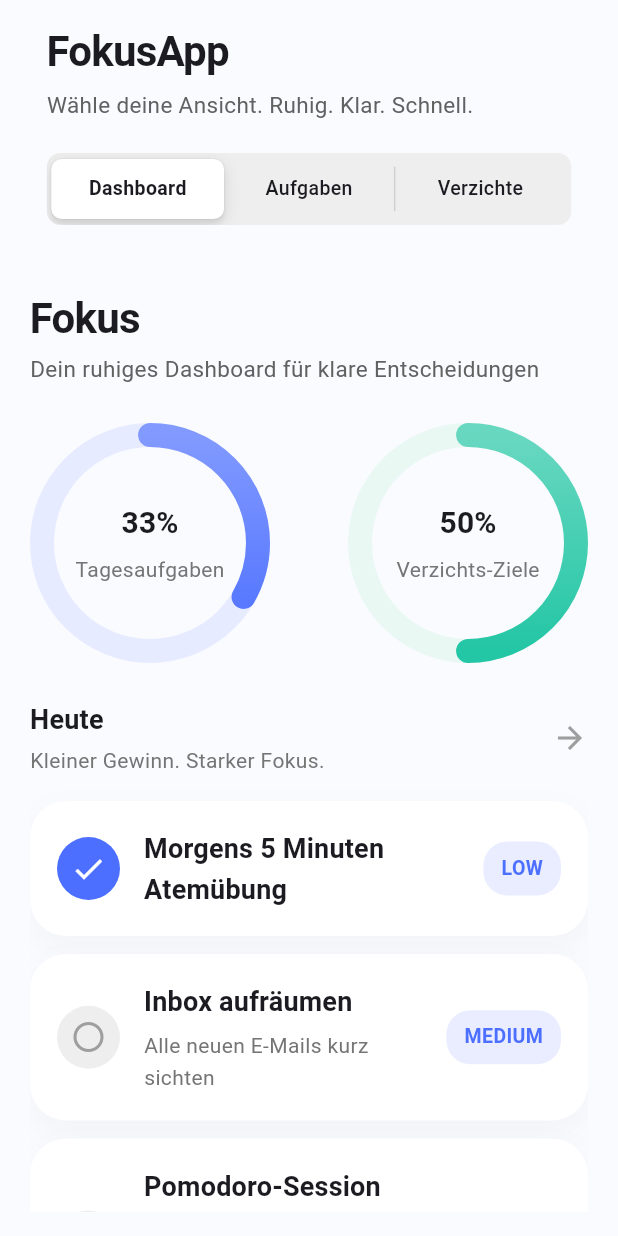
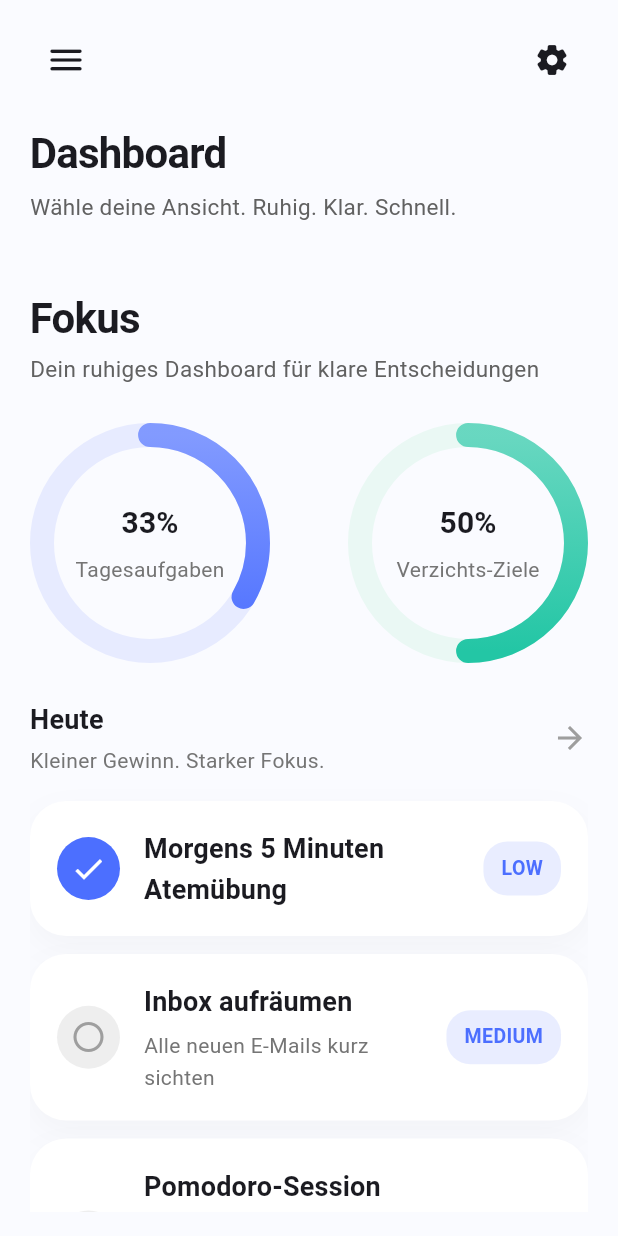
Before and after one commit to philippstrick17/FokusApp-V2, a Flutter app: the screen it shows after launch, on a phone screen of 412 x 824 dp. Run offline on Flutter 3.47's test engine with Material 3 defaults, Android fonts, the phone set to English and light mode, and no system bars.

Commit message:
feat: add setting. add dropdown menu for page switching. add small ui fixes

```diff
--- a/lib/main.dart
+++ b/lib/main.dart
@@ -14,10 +14,24 @@ class FokusApp extends StatelessWidget {
   Widget build(BuildContext context) {
     return ChangeNotifierProvider(
       create: (_) => AppState(),
-      child: MaterialApp(
+      child: Consumer<AppState>(
+        builder: (context, appState, _) {
+          return MaterialApp(
             debugShowCheckedModeBanner: false,
             title: 'FokusApp V2',
-        theme: ThemeData(
+            theme: appState.darkModeEnabled
+                ? ThemeData(
+                    brightness: Brightness.dark,
+                    scaffoldBackgroundColor: const Color(0xFF111827),
+                    primaryColor: const Color(0xFF7C99FF),
+                    colorScheme: ColorScheme.fromSeed(seedColor: const Color(0xFF7C99FF), brightness: Brightness.dark),
+                    textTheme: const TextTheme(
+                      headlineSmall: TextStyle(fontSize: 28, fontWeight: FontWeight.w700, letterSpacing: -0.5),
+                      titleMedium: TextStyle(fontSize: 18, fontWeight: FontWeight.w600),
+                      bodyMedium: TextStyle(fontSize: 15, height: 1.5),
+                    ),
+                  )
+                : ThemeData(
                     brightness: Brightness.light,
                     scaffoldBackgroundColor: const Color(0xFFFAFBFF),
                     primaryColor: const Color(0xFF4C6FFF),
@@ -29,6 +43,8 @@ class FokusApp extends StatelessWidget {
                     ),
                   ),
             home: const HomeScreen(),
+          );
+        },
       ),
     );
   }
--- a/lib/providers/app_state.dart
+++ b/lib/providers/app_state.dart
@@ -14,8 +14,18 @@ class AppState extends ChangeNotifier {
     AbstinenceGoalModel(id: 'g2', title: 'Keine Social-Media-Pause', completedToday: false, currentStreak: 1, successCount: 3),
   ];
 
+  bool _dailyRemindersEnabled = false;
+  bool _gentleAnimationsEnabled = true;
+  bool _darkModeEnabled = false;
+  bool _privacyModeEnabled = true;
+
   List<TaskModel> get tasks => List.unmodifiable(_tasks);
   List<AbstinenceGoalModel> get goals => List.unmodifiable(_goals);
+
+  bool get dailyRemindersEnabled => _dailyRemindersEnabled;
+  bool get gentleAnimationsEnabled => _gentleAnimationsEnabled;
+  bool get darkModeEnabled => _darkModeEnabled;
+  bool get privacyModeEnabled => _privacyModeEnabled;
 
   double get taskCompletionRatio {
     if (_tasks.isEmpty) return 0.0;
@@ -71,6 +81,26 @@ class AppState extends ChangeNotifier {
     notifyListeners();
   }
 
+  void toggleDailyReminders() {
+    _dailyRemindersEnabled = !_dailyRemindersEnabled;
+    notifyListeners();
+  }
+
+  void toggleGentleAnimations() {
+    _gentleAnimationsEnabled = !_gentleAnimationsEnabled;
+    notifyListeners();
+  }
+
+  void toggleDarkMode() {
+    _darkModeEnabled = !_darkModeEnabled;
+    notifyListeners();
+  }
+
+  void togglePrivacyMode() {
+    _privacyModeEnabled = !_privacyModeEnabled;
+    notifyListeners();
+  }
+
   void updateGoal(AbstinenceGoalModel newGoal) {
     final index = _goals.indexWhere((goal) => goal.id == newGoal.id);
     if (index == -1) return;
--- a/lib/screens/home_screen.dart
+++ b/lib/screens/home_screen.dart
@@ -1,7 +1,7 @@
-import 'package:flutter/cupertino.dart';
 import 'package:flutter/material.dart';
 import 'package:fokus_app_v2/screens/abstinence_screen.dart';
 import 'package:fokus_app_v2/screens/dashboard_screen.dart';
+import 'package:fokus_app_v2/screens/settings_screen.dart';
 import 'package:fokus_app_v2/screens/tasks_screen.dart';
 
 enum FocusTab { dashboard, tasks, abstinence }
@@ -28,36 +28,42 @@ class _HomeScreenState extends State<HomeScreen> {
               child: Column(
                 crossAxisAlignment: CrossAxisAlignment.start,
                 children: [
-                  Text('FokusApp', style: Theme.of(context).textTheme.headlineSmall),
+                  Row(
+                    mainAxisAlignment: MainAxisAlignment.spaceBetween,
+                    children: [
+                      PopupMenuButton<FocusTab>(
+                        icon: Icon(Icons.menu_rounded, color: Theme.of(context).colorScheme.onSurface, size: 28),
+                        initialValue: _selectedTab,
+                        tooltip: 'Seite auswählen',
+                        shape: RoundedRectangleBorder(borderRadius: BorderRadius.circular(18)),
+                        position: PopupMenuPosition.under,
+                        itemBuilder: (context) => [
+                          const PopupMenuItem(value: FocusTab.dashboard, child: Text('Dashboard')),
+                          const PopupMenuItem(value: FocusTab.tasks, child: Text('Aufgaben')),
+                          const PopupMenuItem(value: FocusTab.abstinence, child: Text('Verzichte')),
+                        ],
+                        onSelected: (value) {
+                          setState(() {
+                            _selectedTab = value;
+                          });
+                        },
+                      ),
+                      IconButton(
+                        icon: Icon(Icons.settings_rounded, color: Theme.of(context).colorScheme.onSurface),
+                        onPressed: () {
+                          Navigator.of(context).push(
+                            MaterialPageRoute(
+                              builder: (_) => const SettingsScreen(),
+                            ),
+                          );
+                        },
+                      ),
+                    ],
+                  ),
+                  const SizedBox(height: 20),
+                  Text(_buildTabLabel(_selectedTab), style: Theme.of(context).textTheme.headlineSmall),
                   const SizedBox(height: 6),
                   Text('Wähle deine Ansicht. Ruhig. Klar. Schnell.', style: Theme.of(context).textTheme.bodyMedium?.copyWith(color: Colors.grey.shade700)),
-                  const SizedBox(height: 20),
-                  CupertinoSlidingSegmentedControl<FocusTab>(
-                    groupValue: _selectedTab,
-                    thumbColor: Colors.white,
-                    backgroundColor: Colors.grey.shade200,
-                    padding: const EdgeInsets.all(4),
-                    children: const {
-                      FocusTab.dashboard: Padding(
-                        padding: EdgeInsets.symmetric(vertical: 10, horizontal: 14),
-                        child: Text('Dashboard'),
-                      ),
-                      FocusTab.tasks: Padding(
-                        padding: EdgeInsets.symmetric(vertical: 10, horizontal: 14),
-                        child: Text('Aufgaben'),
-                      ),
-                      FocusTab.abstinence: Padding(
-                        padding: EdgeInsets.symmetric(vertical: 10, horizontal: 14),
-                        child: Text('Verzichte'),
-                      ),
-                    },
-                    onValueChanged: (value) {
-                      if (value == null) return;
-                      setState(() {
-                        _selectedTab = value;
-                      });
-                    },
-                  ),
                 ],
               ),
             ),
@@ -79,4 +85,15 @@ class _HomeScreenState extends State<HomeScreen> {
         return const DashboardScreen();
     }
   }
+
+  String _buildTabLabel(FocusTab tab) {
+    switch (tab) {
+      case FocusTab.dashboard:
+        return 'Dashboard';
+      case FocusTab.tasks:
+        return 'Aufgaben';
+      case FocusTab.abstinence:
+        return 'Verzichte';
+    }
+  }
 }
```
Also changed, not shown: lib/screens/settings_screen.dart (added, +91 -0 lines). Lines whose indentation alone changed are shown as unchanged.
